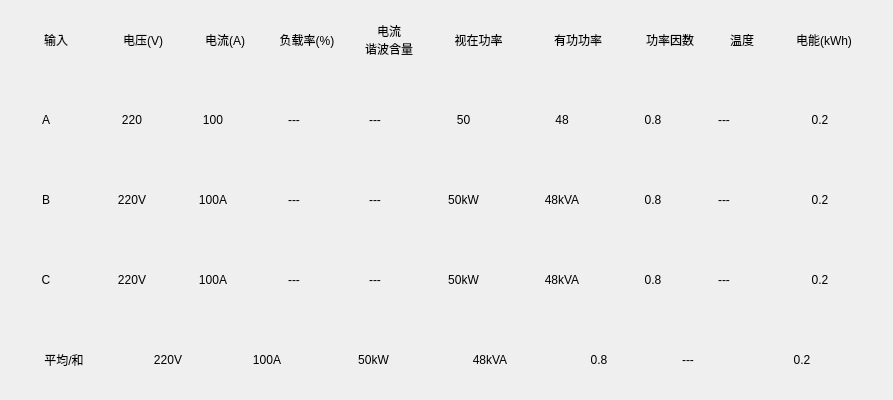
ChinaClever/BusBar, file BusBar-Qt/branch/box/boxtotalwid.ui: the form before one commit.
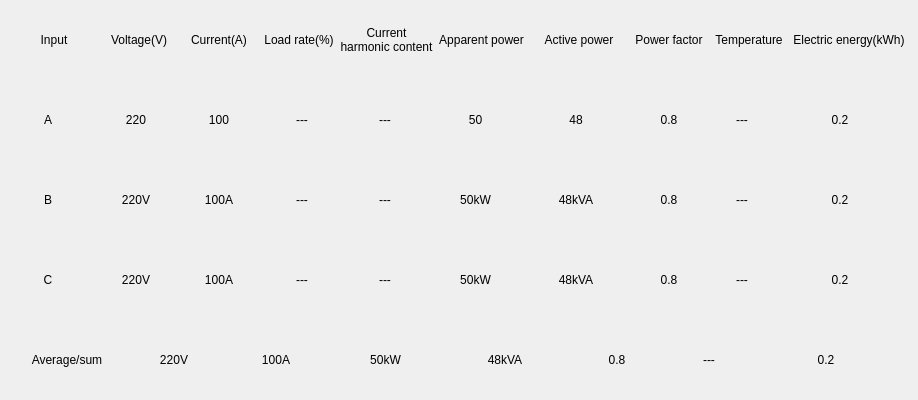
The form after the commit.

```diff
--- a/BusBar-Qt/branch/box/boxtotalwid.ui
+++ b/BusBar-Qt/branch/box/boxtotalwid.ui
@@ -6,7 +6,7 @@
    <rect>
     <x>0</x>
     <y>0</y>
-    <width>893</width>
+    <width>918</width>
     <height>400</height>
    </rect>
   </property>
@@ -68,7 +68,7 @@
          </size>
         </property>
         <property name="text">
-         <string>平均/和</string>
+         <string>Average/sum</string>
         </property>
         <property name="alignment">
          <set>Qt::AlignCenter</set>
@@ -1005,8 +1005,13 @@
           <height>16777215</height>
          </size>
         </property>
+        <property name="font">
+         <font>
+          <pointsize>9</pointsize>
+         </font>
+        </property>
         <property name="text">
-         <string>输入</string>
+         <string>Input</string>
         </property>
         <property name="alignment">
          <set>Qt::AlignCenter</set>
@@ -1027,8 +1032,13 @@
           <height>16777215</height>
          </size>
         </property>
+        <property name="font">
+         <font>
+          <pointsize>9</pointsize>
+         </font>
+        </property>
         <property name="text">
-         <string>电压(V)</string>
+         <string>Voltage(V)</string>
         </property>
         <property name="alignment">
          <set>Qt::AlignCenter</set>
@@ -1049,8 +1059,13 @@
           <height>16777215</height>
          </size>
         </property>
+        <property name="font">
+         <font>
+          <pointsize>9</pointsize>
+         </font>
+        </property>
         <property name="text">
-         <string>电流(A)</string>
+         <string>Current(A)</string>
         </property>
         <property name="alignment">
          <set>Qt::AlignCenter</set>
@@ -1071,8 +1086,13 @@
           <height>16777215</height>
          </size>
         </property>
+        <property name="font">
+         <font>
+          <pointsize>9</pointsize>
+         </font>
+        </property>
         <property name="text">
-         <string>负载率(%)</string>
+         <string>Load rate(%)</string>
         </property>
         <property name="alignment">
          <set>Qt::AlignCenter</set>
@@ -1083,7 +1103,7 @@
        <widget class="QLabel" name="label_14">
         <property name="minimumSize">
          <size>
-          <width>80</width>
+          <width>95</width>
           <height>25</height>
          </size>
         </property>
@@ -1093,9 +1113,14 @@
           <height>16777215</height>
          </size>
         </property>
+        <property name="font">
+         <font>
+          <pointsize>9</pointsize>
+         </font>
+        </property>
         <property name="text">
-         <string>电流
-谐波含量</string>
+         <string>Current
+harmonic content</string>
         </property>
         <property name="alignment">
          <set>Qt::AlignCenter</set>
@@ -1116,8 +1141,13 @@
           <height>16777215</height>
          </size>
         </property>
+        <property name="font">
+         <font>
+          <pointsize>9</pointsize>
+         </font>
+        </property>
         <property name="text">
-         <string>视在功率</string>
+         <string>Apparent power</string>
         </property>
         <property name="alignment">
          <set>Qt::AlignCenter</set>
@@ -1138,8 +1168,13 @@
           <height>16777215</height>
          </size>
         </property>
+        <property name="font">
+         <font>
+          <pointsize>9</pointsize>
+         </font>
+        </property>
         <property name="text">
-         <string>有功功率</string>
+         <string>Active power</string>
         </property>
         <property name="alignment">
          <set>Qt::AlignCenter</set>
@@ -1160,8 +1195,13 @@
           <height>16777215</height>
          </size>
         </property>
+        <property name="font">
+         <font>
+          <pointsize>9</pointsize>
+         </font>
+        </property>
         <property name="text">
-         <string>功率因数</string>
+         <string>Power factor</string>
         </property>
         <property name="alignment">
          <set>Qt::AlignCenter</set>
@@ -1172,7 +1212,7 @@
        <widget class="QLabel" name="label_12">
         <property name="minimumSize">
          <size>
-          <width>60</width>
+          <width>80</width>
           <height>25</height>
          </size>
         </property>
@@ -1182,8 +1222,13 @@
           <height>16777215</height>
          </size>
         </property>
+        <property name="font">
+         <font>
+          <pointsize>9</pointsize>
+         </font>
+        </property>
         <property name="text">
-         <string>温度</string>
+         <string>Temperature</string>
         </property>
         <property name="alignment">
          <set>Qt::AlignCenter</set>
@@ -1194,18 +1239,23 @@
        <widget class="QLabel" name="label_8">
         <property name="minimumSize">
          <size>
-          <width>100</width>
+          <width>120</width>
           <height>25</height>
          </size>
         </property>
         <property name="maximumSize">
          <size>
-          <width>100</width>
+          <width>150</width>
           <height>16777215</height>
          </size>
         </property>
+        <property name="font">
+         <font>
+          <pointsize>9</pointsize>
+         </font>
+        </property>
         <property name="text">
-         <string>电能(kWh)</string>
+         <string>Electric energy(kWh)</string>
         </property>
         <property name="alignment">
          <set>Qt::AlignCenter</set>
```
